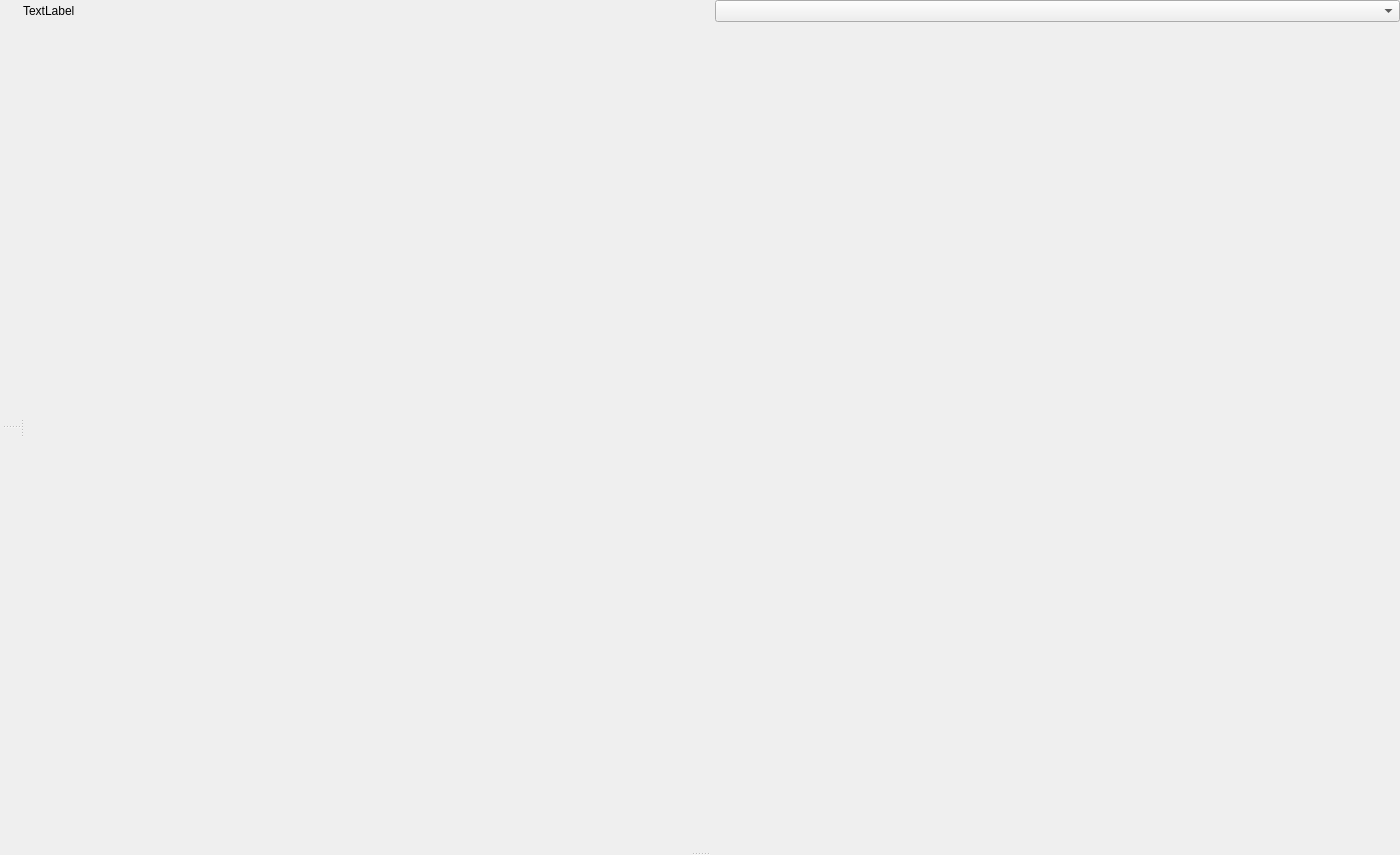
Above: src/RadioWizardMain/MainWindow.ui from sfestenstein/RadioWizard before the change. Below: the same form after it.
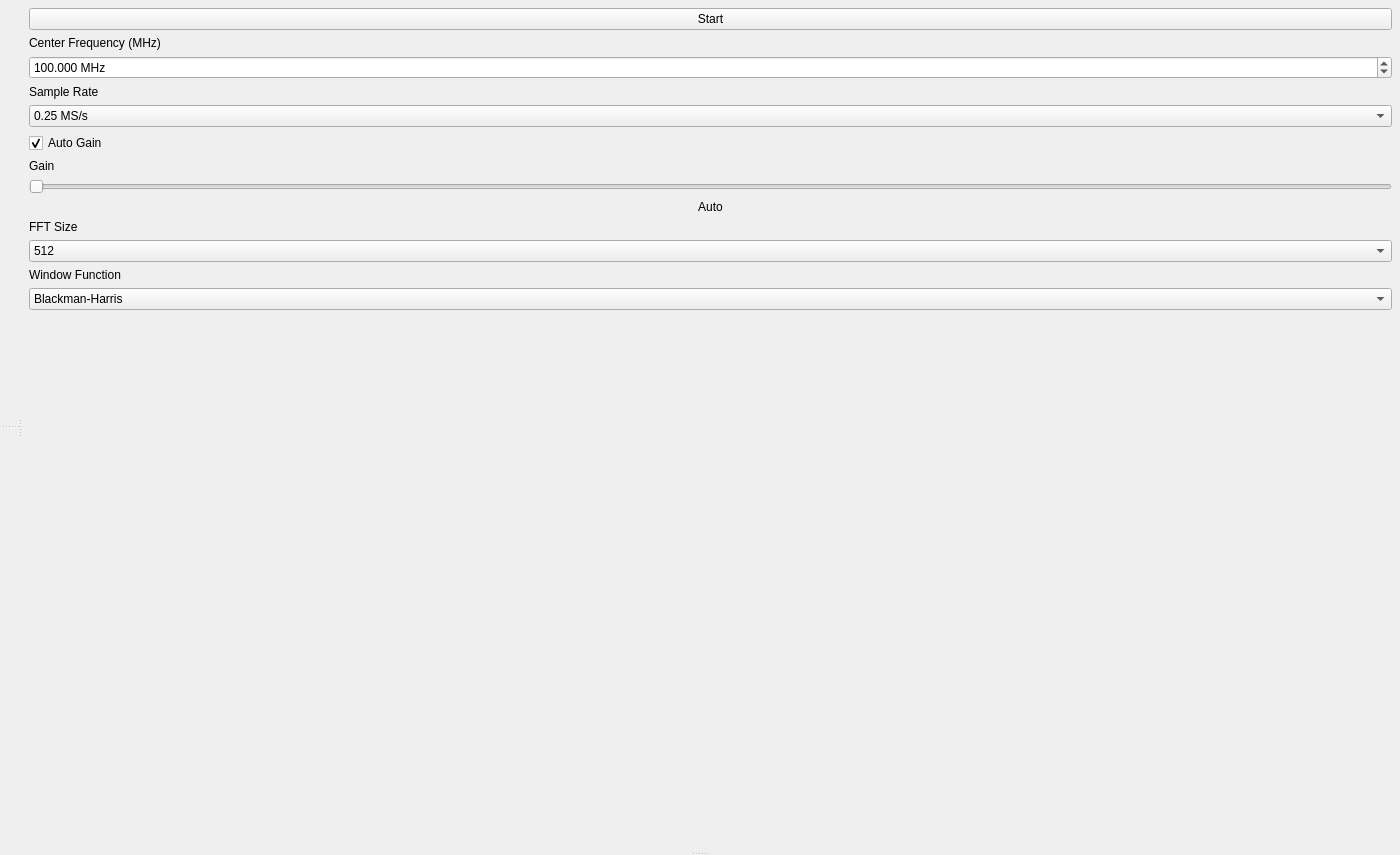
That is the form after the change. Custom widgets are drawn as their Qt base class.

Patch:
```diff
--- a/src/RadioWizardMain/MainWindow.ui
+++ b/src/RadioWizardMain/MainWindow.ui
@@ -86,18 +86,239 @@
              <verstretch>0</verstretch>
             </sizepolicy>
            </property>
-           <layout class="QGridLayout" name="gridLayout">
-            <item row="0" column="0">
-             <widget class="QLabel" name="label">
+           <property name="minimumSize">
+            <size>
+             <width>220</width>
+             <height>0</height>
+            </size>
+           </property>
+           <layout class="QVBoxLayout" name="controlPanelLayout">
+            <property name="spacing">
+             <number>6</number>
+            </property>
+            <property name="leftMargin">
+             <number>8</number>
+            </property>
+            <property name="topMargin">
+             <number>8</number>
+            </property>
+            <property name="rightMargin">
+             <number>8</number>
+            </property>
+            <property name="bottomMargin">
+             <number>8</number>
+            </property>
+            <item>
+             <widget class="QPushButton" name="_startStopButton">
               <property name="text">
-               <string>TextLabel</string>
+               <string>Start</string>
               </property>
+              <property name="checkable">
+               <bool>true</bool>
+              </property>
              </widget>
             </item>
-            <item row="0" column="1">
-             <widget class="QComboBox" name="comboBox"/>
+            <item>
+             <widget class="QLabel" name="freqLabel">
+              <property name="text">
+               <string>Center Frequency (MHz)</string>
+              </property>
+             </widget>
             </item>
-            <item row="1" column="1">
+            <item>
+             <widget class="QDoubleSpinBox" name="_centerFreqSpinBox">
+              <property name="decimals">
+               <number>3</number>
+              </property>
+              <property name="minimum">
+               <double>24.000000000000000</double>
+              </property>
+              <property name="maximum">
+               <double>1766.000000000000000</double>
+              </property>
+              <property name="singleStep">
+               <double>0.100000000000000</double>
+              </property>
+              <property name="value">
+               <double>100.000000000000000</double>
+              </property>
+              <property name="suffix">
+               <string> MHz</string>
+              </property>
+             </widget>
+            </item>
+            <item>
+             <widget class="QLabel" name="sampleRateLabel">
+              <property name="text">
+               <string>Sample Rate</string>
+              </property>
+             </widget>
+            </item>
+            <item>
+             <widget class="QComboBox" name="_sampleRateCombo">
+              <item>
+               <property name="text">
+                <string>0.25 MS/s</string>
+               </property>
+              </item>
+              <item>
+               <property name="text">
+                <string>1.024 MS/s</string>
+               </property>
+              </item>
+              <item>
+               <property name="text">
+                <string>1.4 MS/s</string>
+               </property>
+              </item>
+              <item>
+               <property name="text">
+                <string>1.8 MS/s</string>
+               </property>
+              </item>
+              <item>
+               <property name="text">
+                <string>2.048 MS/s</string>
+               </property>
+              </item>
+              <item>
+               <property name="text">
+                <string>2.4 MS/s</string>
+               </property>
+              </item>
+              <item>
+               <property name="text">
+                <string>2.8 MS/s</string>
+               </property>
+              </item>
+              <item>
+               <property name="text">
+                <string>3.2 MS/s</string>
+               </property>
+              </item>
+             </widget>
+            </item>
+            <item>
+             <widget class="QCheckBox" name="_autoGainCheckBox">
+              <property name="text">
+               <string>Auto Gain</string>
+              </property>
+              <property name="checked">
+               <bool>true</bool>
+              </property>
+             </widget>
+            </item>
+            <item>
+             <widget class="QLabel" name="gainLabel">
+              <property name="text">
+               <string>Gain</string>
+              </property>
+             </widget>
+            </item>
+            <item>
+             <widget class="QSlider" name="_gainSlider">
+              <property name="enabled">
+               <bool>false</bool>
+              </property>
+              <property name="minimum">
+               <number>0</number>
+              </property>
+              <property name="maximum">
+               <number>496</number>
+              </property>
+              <property name="orientation">
+               <enum>Qt::Orientation::Horizontal</enum>
+              </property>
+             </widget>
+            </item>
+            <item>
+             <widget class="QLabel" name="_gainValueLabel">
+              <property name="text">
+               <string>Auto</string>
+              </property>
+              <property name="alignment">
+               <set>Qt::AlignmentFlag::AlignCenter</set>
+              </property>
+             </widget>
+            </item>
+            <item>
+             <widget class="QLabel" name="fftSizeLabel">
+              <property name="text">
+               <string>FFT Size</string>
+              </property>
+             </widget>
+            </item>
+            <item>
+             <widget class="QComboBox" name="_fftSizeCombo">
+              <item>
+               <property name="text">
+                <string>512</string>
+               </property>
+              </item>
+              <item>
+               <property name="text">
+                <string>1024</string>
+               </property>
+              </item>
+              <item>
+               <property name="text">
+                <string>2048</string>
+               </property>
+              </item>
+              <item>
+               <property name="text">
+                <string>4096</string>
+               </property>
+              </item>
+              <item>
+               <property name="text">
+                <string>8192</string>
+               </property>
+              </item>
+              <item>
+               <property name="text">
+                <string>16384</string>
+               </property>
+              </item>
+              <item>
+               <property name="text">
+                <string>32768</string>
+               </property>
+              </item>
+             </widget>
+            </item>
+            <item>
+             <widget class="QLabel" name="windowLabel">
+              <property name="text">
+               <string>Window Function</string>
+              </property>
+             </widget>
+            </item>
+            <item>
+             <widget class="QComboBox" name="_windowFuncCombo">
+              <item>
+               <property name="text">
+                <string>Blackman-Harris</string>
+               </property>
+              </item>
+              <item>
+               <property name="text">
+                <string>Hanning</string>
+               </property>
+              </item>
+              <item>
+               <property name="text">
+                <string>Flat-Top</string>
+               </property>
+              </item>
+              <item>
+               <property name="text">
+                <string>Rectangular</string>
+               </property>
+              </item>
+             </widget>
+            </item>
+            <item>
              <spacer name="verticalSpacer">
               <property name="orientation">
                <enum>Qt::Orientation::Vertical</enum>
```
Left out of the diff: 2 changed lines with no effect on the pictures.
